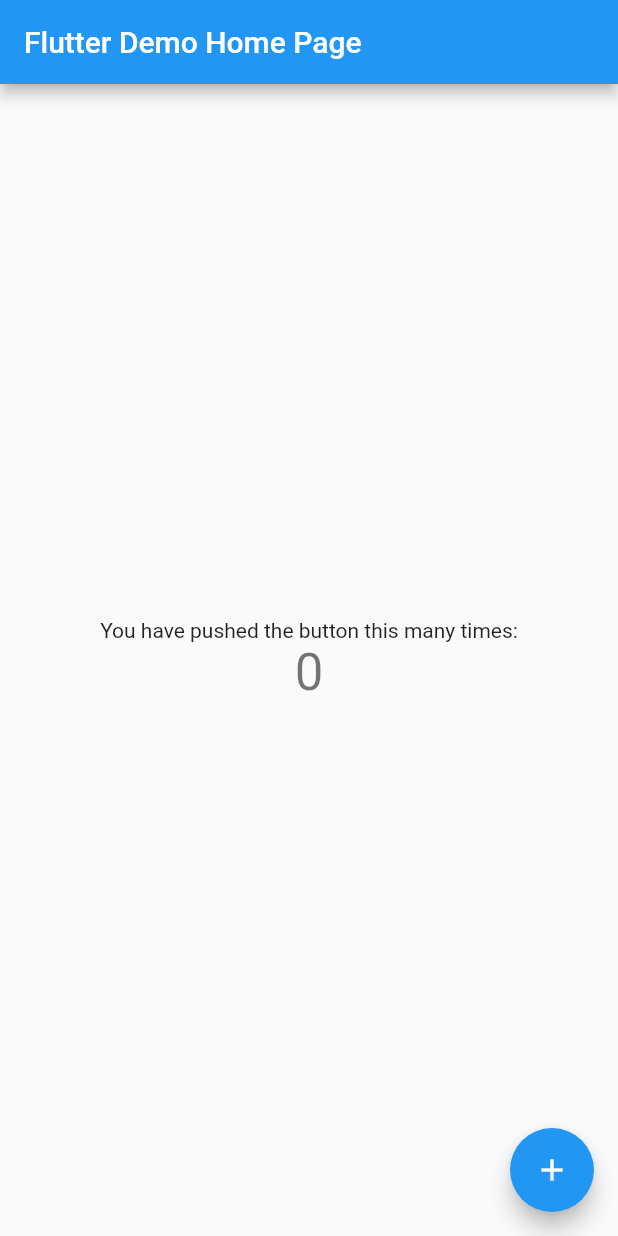
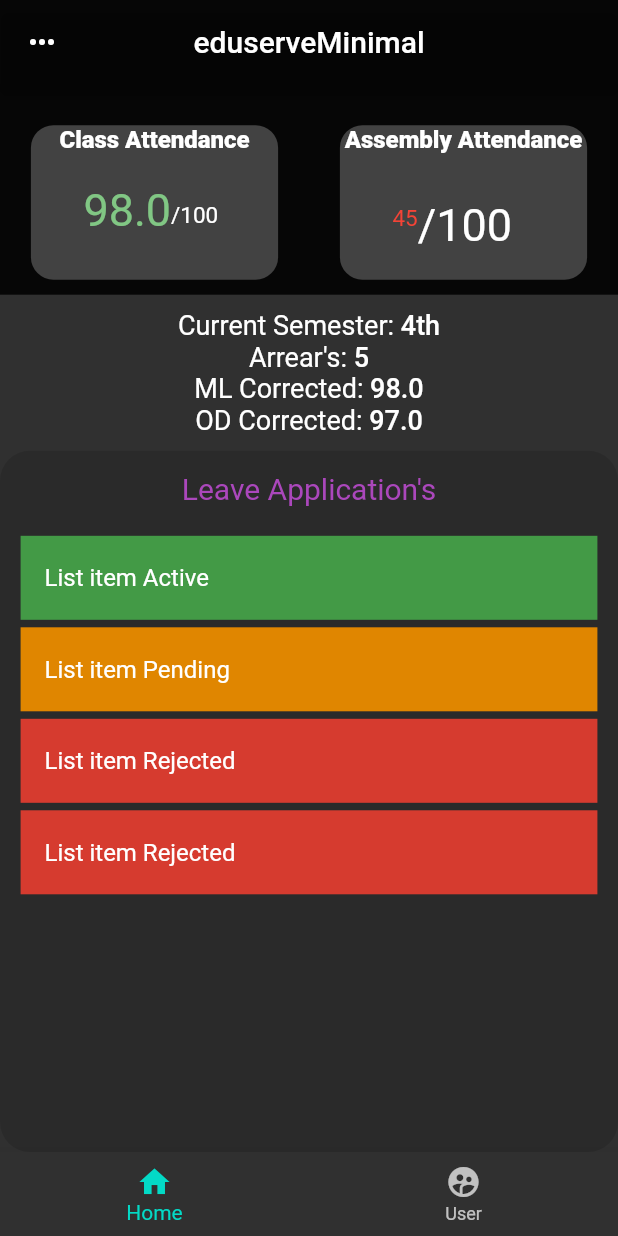
Before and after one commit to hiruthicShaSS/eduserveMinimal, a Flutter app: the screen it shows after launch, on a phone screen of 412 x 824 dp. Run offline on Flutter 3.47's test engine with Material 2 defaults, Android fonts, the phone set to English and light mode, and no system bars.

Commit message:
Boilerplate front page

```diff
--- a/lib/main.dart
+++ b/lib/main.dart
@@ -1,47 +1,21 @@
 import 'package:flutter/material.dart';
 
 void main() {
-  runApp(MyApp());
-}
-
-class MyApp extends StatelessWidget {
-  // This widget is the root of your application.
-  @override
-  Widget build(BuildContext context) {
-    return MaterialApp(
-      title: 'Flutter Demo',
+  runApp(
+    MaterialApp(
+      title: 'eduserveMinimal',
       theme: ThemeData(
-        // This is the theme of your application.
-        //
-        // Try running your application with "flutter run". You'll see the
-        // application has a blue toolbar. Then, without quitting the app, try
-        // changing the primarySwatch below to Colors.green and then invoke
-        // "hot reload" (press "r" in the console where you ran "flutter run",
-        // or simply save your changes to "hot reload" in a Flutter IDE).
-        // Notice that the counter didn't reset back to zero; the application
-        // is not restarted.
         primarySwatch: Colors.blue,
-        // This makes the visual density adapt to the platform that you run
-        // the app on. For desktop platforms, the controls will be smaller and
-        // closer together (more dense) than on mobile platforms.
         visualDensity: VisualDensity.adaptivePlatformDensity,
+        colorScheme: ColorScheme.dark(),
       ),
-      home: MyHomePage(title: 'Flutter Demo Home Page'),
-    );
-  }
+      home: MyHomePage(title: "eduserveMinimal"),
+    ),
+  );
 }
 
 class MyHomePage extends StatefulWidget {
   MyHomePage({Key key, this.title}) : super(key: key);
-
-  // This widget is the home page of your application. It is stateful, meaning
-  // that it has a State object (defined below) that contains fields that affect
-  // how it looks.
-
-  // This class is the configuration for the state. It holds the values (in this
-  // case the title) provided by the parent (in this case the App widget) and
-  // used by the build method of the State. Fields in a Widget subclass are
-  // always marked "final".
 
   final String title;
 
@@ -50,68 +24,233 @@
 }
 
 class _MyHomePageState extends State<MyHomePage> {
-  int _counter = 0;
-
-  void _incrementCounter() {
-    setState(() {
-      // This call to setState tells the Flutter framework that something has
-      // changed in this State, which causes it to rerun the build method below
-      // so that the display can reflect the updated values. If we changed
-      // _counter without calling setState(), then the build method would not be
-      // called again, and so nothing would appear to happen.
-      _counter++;
-    });
-  }
-
   @override
   Widget build(BuildContext context) {
-    // This method is rerun every time setState is called, for instance as done
-    // by the _incrementCounter method above.
-    //
-    // The Flutter framework has been optimized to make rerunning build methods
-    // fast, so that you can just rebuild anything that needs updating rather
-    // than having to individually change instances of widgets.
+    final double _width = MediaQuery.of(context).size.width;
+    final double _height = MediaQuery.of(context).size.height;
+
     return Scaffold(
       appBar: AppBar(
-        // Here we take the value from the MyHomePage object that was created by
-        // the App.build method, and use it to set our appbar title.
         title: Text(widget.title),
+        backgroundColor: Colors.black87,
+        centerTitle: true,
+        leading: IconButton(
+          icon: Icon(Icons.more_horiz_outlined),
+          onPressed: () {},
+        ),
       ),
-      body: Center(
-        // Center is a layout widget. It takes a single child and positions it
-        // in the middle of the parent.
+      body: SafeArea(
         child: Column(
-          // Column is also a layout widget. It takes a list of children and
-          // arranges them vertically. By default, it sizes itself to fit its
-          // children horizontally, and tries to be as tall as its parent.
-          //
-          // Invoke "debug painting" (press "p" in the console, choose the
-          // "Toggle Debug Paint" action from the Flutter Inspector in Android
-          // Studio, or the "Toggle Debug Paint" command in Visual Studio Code)
-          // to see the wireframe for each widget.
-          //
-          // Column has various properties to control how it sizes itself and
-          // how it positions its children. Here we use mainAxisAlignment to
-          // center the children vertically; the main axis here is the vertical
-          // axis because Columns are vertical (the cross axis would be
-          // horizontal).
-          mainAxisAlignment: MainAxisAlignment.center,
-          children: <Widget>[
-            Text(
-              'You have pushed the button this many times:',
-            ),
-            Text(
-              '$_counter',
-              style: Theme.of(context).textTheme.headline4,
-            ),
+          children: [
+            buildAttendenceContainer(_width, _height),
+            SizedBox(height: 10.0),
+            buildStudentInfoContainer(),
+            SizedBox(height: 10.0),
+            Expanded(
+              child: Container(
+                padding: EdgeInsets.only(
+                    left: _width / 30, right: _width / 30, top: _height / 60),
+                decoration: BoxDecoration(
+                  borderRadius: BorderRadius.circular(20),
+                  color: Colors.black12,
+                ),
+                child: ListView(
+                  children: [
+                    Center(child: Text("Leave Application's", style: TextStyle(fontSize: 20, color: Colors.purple[400]),)),
+                    SizedBox(height: 20.0),
+                    ListTile(
+                      title: Text("List item Active"),
+                      tileColor: Colors.green,
+                    ),
+                    SizedBox(height: 5.0),
+                    ListTile(
+                      title: Text("List item Pending"),
+                      tileColor: Colors.orange,
+                    ),
+                    SizedBox(height: 5.0),
+                    ListTile(
+                      title: Text("List item Rejected"),
+                      tileColor: Colors.red,
+                    ),
+                    SizedBox(height: 5.0),
+                    ListTile(
+                      title: Text("List item Rejected"),
+                      tileColor: Colors.red,
+                    ),
+                  ],
+                ),
+              ),
+            )
           ],
         ),
       ),
-      floatingActionButton: FloatingActionButton(
-        onPressed: _incrementCounter,
-        tooltip: 'Increment',
-        child: Icon(Icons.add),
-      ), // This trailing comma makes auto-formatting nicer for build methods.
+      bottomNavigationBar: BottomNavigationBar(
+        currentIndex: 0,
+        onTap: (index) {
+          print(index);
+        },
+        items: [
+          BottomNavigationBarItem(
+            icon: Icon(Icons.home),
+            label: "Home",
+          ),
+          BottomNavigationBarItem(
+            icon: Icon(Icons.supervised_user_circle),
+            label: "User",
+          ),
+        ],
+      ),
+    );
+  }
+
+  Container buildStudentInfoContainer() {
+    return Container(
+      // Basic student info
+      child: Column(
+        mainAxisAlignment: MainAxisAlignment.center,
+        children: [
+          Row(
+            mainAxisAlignment: MainAxisAlignment.center,
+            children: [
+              Text(
+                "Current Semester: ",
+                style: TextStyle(fontSize: 18, fontWeight: FontWeight.w400),
+              ),
+              Text(
+                "4th",
+                style: TextStyle(fontSize: 18, fontWeight: FontWeight.w500),
+              ),
+            ],
+          ),
+          Row(
+            mainAxisAlignment: MainAxisAlignment.center,
+            children: [
+              Text(
+                "Arrear's: ",
+                style: TextStyle(fontSize: 18, fontWeight: FontWeight.w400),
+              ),
+              Text(
+                "5",
+                style: TextStyle(fontSize: 18, fontWeight: FontWeight.w500),
+              ),
+            ],
+          ),
+          Row(
+            mainAxisAlignment: MainAxisAlignment.center,
+            children: [
+              Text(
+                "ML Corrected: ",
+                style: TextStyle(fontSize: 18, fontWeight: FontWeight.w400),
+              ),
+              Text(
+                "98.0",
+                style: TextStyle(fontSize: 18, fontWeight: FontWeight.w500),
+              ),
+            ],
+          ),
+          Row(
+            mainAxisAlignment: MainAxisAlignment.center,
+            children: [
+              Text(
+                "OD Corrected: ",
+                style: TextStyle(fontSize: 18, fontWeight: FontWeight.w400),
+              ),
+              Text(
+                "97.0",
+                style: TextStyle(fontSize: 18, fontWeight: FontWeight.w500),
+              ),
+            ],
+          ),
+        ],
+      ),
+    );
+  }
+
+  Container buildAttendenceContainer(double width, double height) {
+    return Container(
+      // Attendance Details
+      color: Colors.black87,
+      padding: EdgeInsets.only(bottom: 10.0),
+      child: Row(
+        crossAxisAlignment: CrossAxisAlignment.center,
+        children: [
+          Padding(
+            // Class Attendence box
+            padding: EdgeInsets.only(left: width / 20, top: height / 30),
+            child: Container(
+                decoration: BoxDecoration(
+                  borderRadius: BorderRadius.circular(15.0),
+                  color: Colors.white24,
+                ),
+                width: width / 2.5,
+                height: height / 8,
+                child: Column(
+                  children: [
+                    Text(
+                      "Class Attendance",
+                      style: TextStyle(
+                          fontSize: 16.0, fontWeight: FontWeight.w800),
+                    ),
+                    Padding(
+                      padding: const EdgeInsets.only(top: 20.0, left: 35.0),
+                      child: Row(
+                        children: [
+                          Text(
+                            "98.0",
+                            style: TextStyle(
+                                fontSize: 30.0, color: Colors.green[300]),
+                          ),
+                          Padding(
+                              padding: EdgeInsets.only(top: 10.0, bottom: 2.0),
+                              child: Text(
+                                "/100",
+                                style: TextStyle(fontSize: 15.0),
+                              ))
+                        ],
+                      ),
+                    ),
+                  ],
+                )),
+          ),
+          Padding(
+            // Assembly Attendence box
+            padding: EdgeInsets.only(left: width / 10, top: height / 30),
+            child: Container(
+                decoration: BoxDecoration(
+                  borderRadius: BorderRadius.circular(15.0),
+                  color: Colors.white24,
+                ),
+                width: width / 2.5,
+                height: height / 8,
+                child: Column(
+                  children: [
+                    Text(
+                      "Assembly Attendance",
+                      style: TextStyle(
+                          fontSize: 16.0, fontWeight: FontWeight.w800),
+                    ),
+                    Padding(
+                      padding: const EdgeInsets.only(top: 20.0, left: 35.0),
+                      child: Row(
+                        children: [
+                          Text(
+                            "45",
+                            style: TextStyle(fontSize: 15.0, color: Colors.red),
+                          ),
+                          Padding(
+                              padding: EdgeInsets.only(top: 10.0, bottom: 2.0),
+                              child: Text(
+                                "/100",
+                                style: TextStyle(fontSize: 30.0),
+                              ))
+                        ],
+                      ),
+                    ),
+                  ],
+                )),
+          ),
+        ],
+      ),
     );
   }
 }
```
Also changed, not shown: pubspec.lock, 1 other file.
